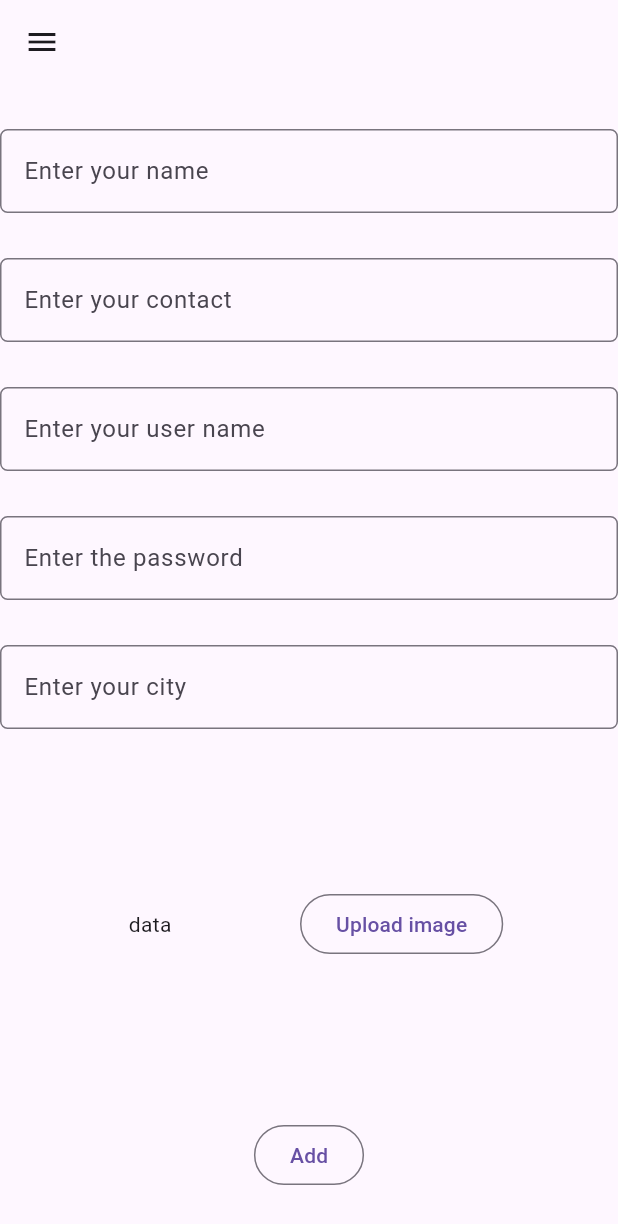
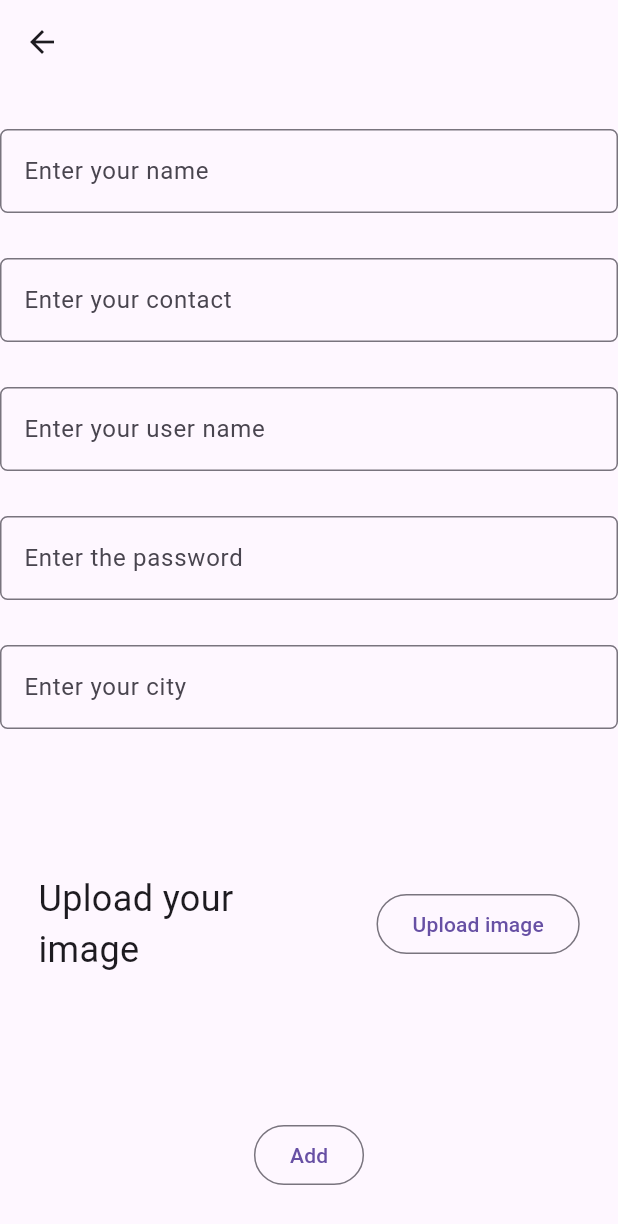
Before and after one commit to Shubhamlathiyaio/contact-book, a Flutter app: the Add screen opened by its route, after a tap on "Add", on a phone screen of 412 x 824 dp. Shown: the top 1224 px of the screen. Run offline on Flutter 3.47's test engine with Material 3 defaults, Android fonts, the phone set to English and light mode, and no system bars; our stand-ins replace dio, image_picker, shared_preferences; accounts and stored records are empty.

```diff
--- a/lib/Add.dart
+++ b/lib/Add.dart
@@ -26,20 +26,7 @@ class _AddState extends State<Add> {
   Widget build(BuildContext context) {
     final dio = Dio();
 
-    var themecolore = Colors.blue;
-
     return Scaffold(
-      drawer: Drawer(
-          child: Column(
-        children: [
-          DrawerHeader(
-              child: UserAccountsDrawerHeader(
-                  decoration: BoxDecoration(color: themecolore),
-                  accountName: Text('Shubham'),
-                  accountEmail: Text('94844444047')),
-              duration: Duration(seconds: 1)),
-        ],
-      )),
       appBar: AppBar(),
       resizeToAvoidBottomInset: false,
       body: Column(mainAxisAlignment: MainAxisAlignment.spaceEvenly,
@@ -49,7 +36,7 @@ class _AddState extends State<Add> {
         con.tf(user, "Enter your user name"),
         con.tf(password, "Enter the password"),
         con.tf(city, "Enter your city"),
-        Row(
+        Row(mainAxisAlignment: MainAxisAlignment.spaceEvenly,
           children: [
             Container(
                 height: 200,
@@ -57,7 +44,7 @@ class _AddState extends State<Add> {
                 alignment: Alignment.center,
                 child: image != null
                     ? Image(image: FileImage(File(image!.path)))
-                    : Text('data')),
+                    : Text('Upload your image',style: TextStyle(fontSize: 24),)),
             OutlinedButton(
                 onPressed: () {
                   showDialog(
@@ -90,7 +77,7 @@ class _AddState extends State<Add> {
                 child: Text('Upload image'))
           ],
         ),
-        OutlinedButton(onPressed: () async {
+        OutlinedButton(style: ButtonStyle(maximumSize: MaterialStatePropertyAll(Size(300, 100))),onPressed: () async {
 
               var img_data = base64Encode(await image!.readAsBytes());
               final data = FormData.fromMap({
@@ -101,8 +88,8 @@ class _AddState extends State<Add> {
               'city': '${city.text}',
               'image': '${img_data}',
               });
-              final response = await dio.post('https://firstserver123.000webhostapp.com/First_Flutter/add.php', data: data);
-              print(response);
+              final response = await dio.post('https://firstserver123.000webhostapp.com/Contact_book/add.php', data: data);
+              print(response.data);
 
               }, child: Text('Add'))
       ]
--- a/lib/Data/config.dart
+++ b/lib/Data/config.dart
@@ -1,7 +1,9 @@
 import 'package:flutter/cupertino.dart';
 import 'package:flutter/material.dart';
+import 'package:shared_preferences/shared_preferences.dart';
 
 class con {
+  static SharedPreferences ?prefs;
   static Widget tf(controller, String lable) {
     return TextField(
       controller: controller,
--- a/lib/main.dart
+++ b/lib/main.dart
@@ -11,6 +11,6 @@ void main()
       'login':(context) => Login(),
       'add':(context) => Add(),
       'home':(context) => Home(),
-    },initialRoute: 'add',
+    },initialRoute: 'login',
   ));
 }
--- a/pubspec.yaml
+++ b/pubspec.yaml
@@ -38,6 +38,7 @@ dependencies:
   dio:
   image_picker:
   http:
+  shared_preferences: ^2.2.2
 
 dev_dependencies:
   flutter_test:
```
Also changed, not shown: lib/Home.dart (+15 -0 lines), lib/Login.dart (+11 -2 lines), pubspec.lock, 3 other files.
